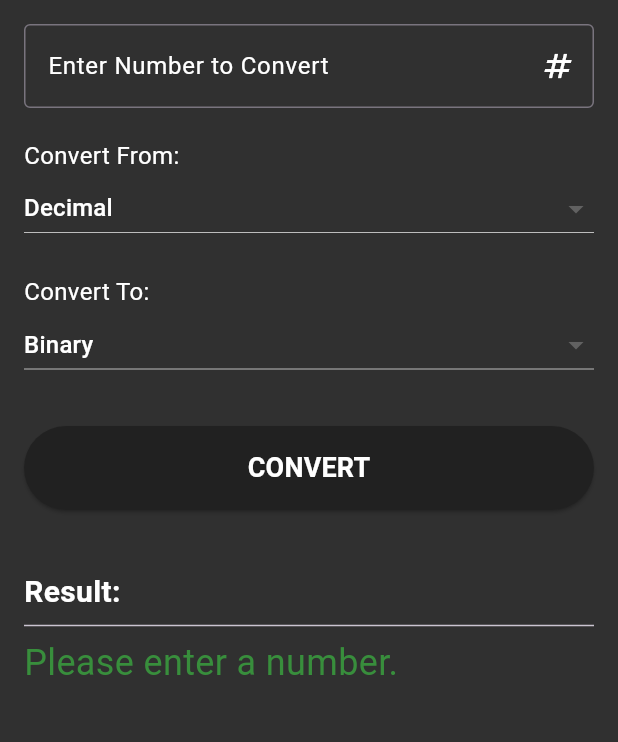
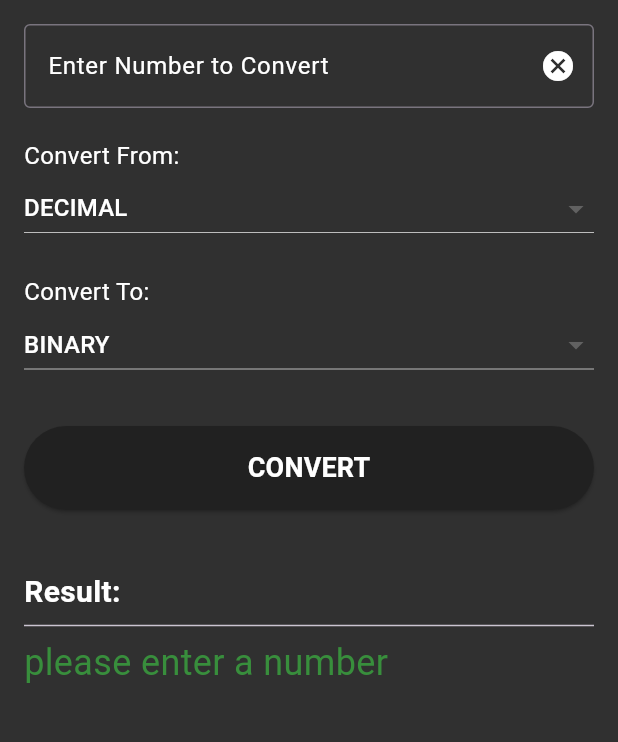
Before and after one commit to Mwaurahh/NumberSystemConverter, a Flutter app: the screen it shows after launch, after a tap on "CONVERT", on a phone screen of 412 x 824 dp, the part 84-826 px from its top. Run offline on Flutter 3.47's test engine with Material 3 defaults, Android fonts, the light colour scheme and no system bars.

Commit message:
added commits to main.dart

```diff
--- a/lib/main.dart
+++ b/lib/main.dart
@@ -1,132 +1,123 @@
 import 'package:flutter/material.dart';
-//where the app starts by calling the runApp function with the root widget
-void main() {
+void main (){
   runApp(const NumberConverterApp());
 }
-
-
+//main app class
 class NumberConverterApp extends StatelessWidget {
   const NumberConverterApp({super.key});
 
   @override
   Widget build(BuildContext context) {
     return MaterialApp(
-      title: 'Number Converter',
+      title: 'NUMBER CONVERTER APP',
       theme: ThemeData(
-        primarySwatch: Colors.blue,
+        // Define the default brightness and colors.
+        primarySwatch: Colors.grey,
       ),
+      debugShowCheckedModeBanner: false,
+      //we call the converter screen function here
       home: const ConverterScreen(),
     );
   }
 }
-
-// The main screen of the converter
+//convert screen function
 class ConverterScreen extends StatefulWidget {
   const ConverterScreen({super.key});
 
   @override
   State<ConverterScreen> createState() => _ConverterScreenState();
 }
+
 class _ConverterScreenState extends State<ConverterScreen> {
-  // Controller to get the user's input from the TextField
-  final TextEditingController _inputController = TextEditingController();
-
-  // State variables for the selected number systems
-  //tracks which number system is being converted from and to
-  String _fromSystem = 'Decimal';
-  String _toSystem = 'Binary';
+  // where the user gets to input the number
+  final TextEditingController _inputController =TextEditingController();
+// encapsulate the variables to ensure that external changes wount break the logic
+  String _fromSystem = 'DECIMAL';
+  String _toSystem = 'BINARY';
   String _result = '';
 
-  // List of supported number systems
-  final List<String> _systems = ['Decimal', 'Binary', 'Octal', 'Hexadecimal'];
+final List<String> _systems = ['DECIMAL','BINARY','OCTAL','HEXADECIMAL'];
 
+//clean the text editor
  @override
   void dispose() {
     _inputController.dispose();
     super.dispose();
   }
 
-  // Helper function to get the numerical base from the system name
-  int _getBase(String systemName) {
-    //if else statement to determine the base
+  // if else statements for the base values
+  int _getBase(String systemName){
     switch (systemName) {
-      case 'Decimal':
+      case 'DECIMAL':
         return 10;
-      case 'Binary':
+      case 'BINARY':
         return 2;
-      case 'Octal':
+      case 'OCTAL':
         return 8;
-      case 'Hexadecimal':
+      case 'HEXADECIMAL':
         return 16;
       default:
         return 10;
     }
   }
 
-  // --- CORE CONVERSION FUNCTION ---
-  void _convertNumber() {
+  void _convertNumber(){
     String input = _inputController.text.trim();
-    if (input.isEmpty) {
-      setState(() {
-        _result = 'Please enter a number.';
+    if (input.isEmpty){
+      setState((){
+        _result = 'please enter a number';
+      });
+      return;
+    }
+    //get the base value of the from system
+    int fromBase=_getBase(_fromSystem);
+    //convert the input value to decimal first
+    BigInt? decimalValue;
+    //parse the input value and handle invalid input like letters in binary
+    try{
+      //converts the input value to bigint
+      decimalValue = BigInt.tryParse(input,radix:fromBase);
+    }
+    //if an error occurs during parsing
+    catch(e){
+      setState((){
+        _result='ERROR!! invalid input for $_fromSystem system.';
+      });
+      return;
+    }
+    //if parsing returns null
+    if (decimalValue==null){
+      setState((){
+        _result='ERROR!! invalid input for $_fromSystem system.';
       });
       return;
     }
 
-    // Step 1: Convert input to an intermediate Decimal integer
-    int fromBase = _getBase(_fromSystem);
-    BigInt? decimalValue;
-
-    try {
-      // Use BigInt.tryParse to handle potentially large numbers and different bases
-      decimalValue = BigInt.tryParse(input, radix: fromBase);
-    } catch (e) {
-      // Catch any parsing error (e.g., user enters 'G' while in Binary mode)
-      setState(() {
-        _result = 'Error: Invalid input for $_fromSystem system.';
-      });
-      return;
-    }
-
-    if (decimalValue == null) {
-       setState(() {
-        _result = 'Error: Invalid input for $_fromSystem system.';
-      });
-      return;
-    }
-
-    // Step 2: Convert the Decimal integer to the target system
+    //convert the decimal value to the target system
     int toBase = _getBase(_toSystem);
     String finalResult = '';
-    //the radix string method is used to convert the decimal value to the desired base\
-    // and the toUpperCase method is used to convert the hexadecimal letters to uppercase
-    //make work easier cleans the code
 
-    if (toBase == 10) {
-      // To Decimal
-      finalResult = decimalValue.toString();
-    } else if (toBase == 2) {
-      // To Binary
-      finalResult = decimalValue.toRadixString(2);
-    } else if (toBase == 8) {
-      // To Octal
-      finalResult = decimalValue.toRadixString(8);
-    } else if (toBase == 16) {
-      // To Hexadecimal
+   if (toBase == 16) {
       finalResult = decimalValue.toRadixString(16).toUpperCase();
+    } else {
+      finalResult = decimalValue.toRadixString(toBase);
     }
-
-    // Step 3: Update the UI with the result
     setState(() {
       _result = finalResult;
     });
   }
 
-  // --- REST OF THE BUILD METHOD IS THE SAME ---
+
+  void _clearInput() {
+    setState(() {
+      _inputController.clear();
+      _result = '';
+    });
+  }
+
   @override
  Widget build(BuildContext context) {
    return Scaffold(
-       extendBodyBehindAppBar: false,
      // ... (AppBar and SafeArea body structure)
      appBar: AppBar(
        title: const Text(
@@ -155,29 +146,37 @@ class _ConverterScreenState extends State<ConverterScreen> {
                  labelText: 'Enter Number to Convert',
                  labelStyle: const TextStyle(color: Colors.white),
                  border: const OutlineInputBorder(),
-                  suffixIcon: const Icon(Icons.numbers, color: Colors.white),
+                 //button to clear the input field
+                 suffixIcon: IconButton(
+                   icon: const Icon(Icons.cancel, color: Colors.white),
+                   onPressed: _clearInput, // Link to the new clearing function
+                 ),
                ),
              ),
 
              const SizedBox(height: 20),
 
-              // 2. 'From' System Selection
+             // 2. FROM SYSTEM SELECTION
              const Text('Convert From:', style: TextStyle(fontSize: 16,
 
                  color: Colors.white)),
              DropdownButton<String>(
                dropdownColor: Colors.grey[800] ,
+               //shows the current selected value
                value: _fromSystem,
                isExpanded: true,
+               //list _systems is mapped to create dropdown items
                items: _systems.map<DropdownMenuItem<String>>((String value) {
+                //map through the list of systems to create dropdown items
                  return DropdownMenuItem<String>(
                    value: value,
-                    child: Text(value, style: const TextStyle(color:Colors.white)
-                  ),
+                   child: Text(value, style: const TextStyle(color:Colors.white)),
                  );
-                }).toList(),
+               }).toList(),//creates a list of dropdown menu items
+               //checks if the user changes the system
                onChanged: (String? newValue) {
                  setState(() {
+                  //checks if the new value is not null
                    _fromSystem = newValue!;
                    _convertNumber(); // Recalculate if systems change
                  });
@@ -186,20 +185,22 @@ class _ConverterScreenState extends State<ConverterScreen> {
 
              const SizedBox(height: 20),
 
-              // 3. 'To' System Selection
+             // 3. TO SYSTEM SELECTION
              const Text('Convert To:', style: TextStyle(fontSize: 16,
                  color: Colors.white)),
              DropdownButton<String>(
                dropdownColor: Colors.grey[800] ,
+               //shows the current selected value
                value: _toSystem,
                isExpanded: true,
-                // giving the button its functionality
+               //list _systems is mapped to create dropdown items
                items: _systems.map<DropdownMenuItem<String>>((String value) {
                  return DropdownMenuItem<String>(
                    value: value,
                    child: Text(value, style: const TextStyle(color:Colors.white)),
                  );
-                }).toList(),
+               }).toList(),//creates a list of dropdown menu items
+               //checks if the user changes the system
                onChanged: (String? newValue) {
                  setState(() {
                    _toSystem = newValue!;
```
Lines whose indentation alone changed are shown as unchanged.
